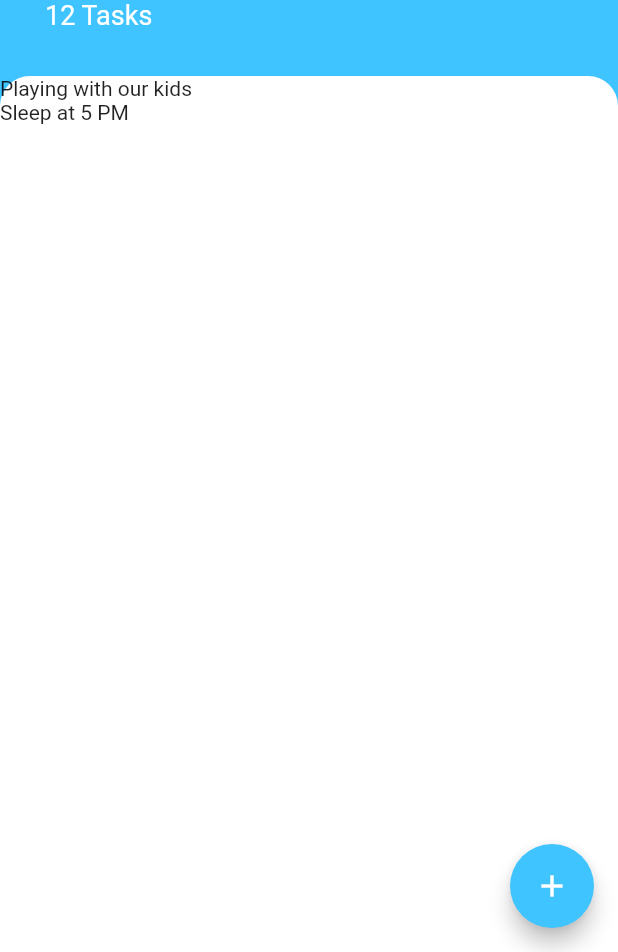
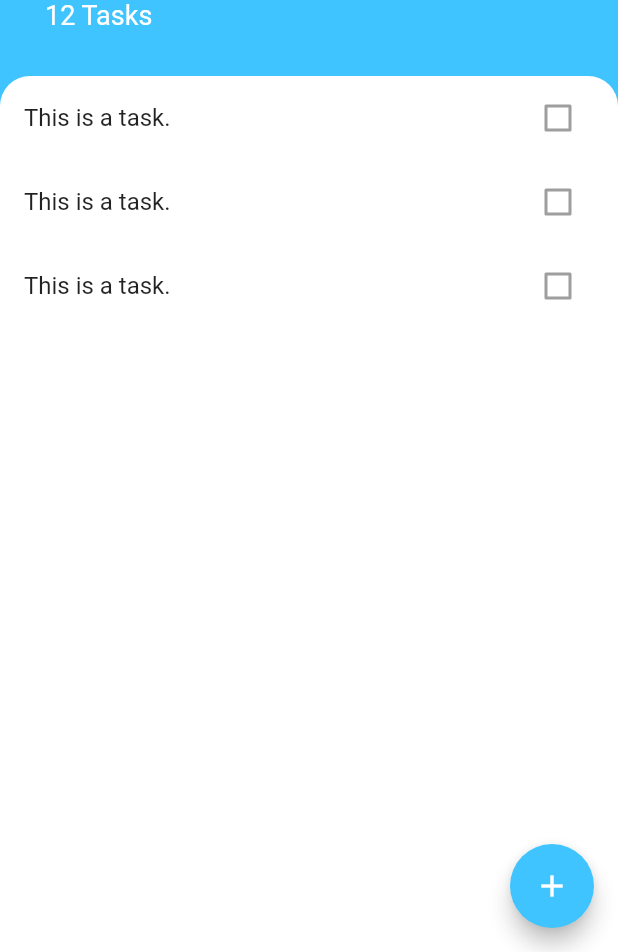
Before and after one commit to adityandar/todoey, a Flutter app: the screen it shows after launch, on a phone screen of 412 x 824 dp, the part 284-1236 px from its top. Run offline on Flutter 3.47's test engine with Material 2 defaults, Android fonts, the phone set to English and light mode, and no system bars.

Commit message:
refactoring listview for tasks list and task tile.

```diff
--- a/lib/screens/tasks_screen.dart
+++ b/lib/screens/tasks_screen.dart
@@ -1,4 +1,5 @@
 import 'package:flutter/material.dart';
+import 'package:todoey_flutter/widgets/tasks_list.dart';
 
 class TasksScreen extends StatelessWidget {
   @override
@@ -62,12 +63,7 @@ class TasksScreen extends StatelessWidget {
                   topRight: Radius.circular(20.0),
                 ),
               ),
-              child: ListView(
-                children: [
-                  Text('Playing with our kids'),
-                  Text('Sleep at 5 PM'),
-                ],
-              ),
+              child: TasksList(),
             ),
           ),
         ],
--- /dev/null
+++ b/lib/widgets/task_tile.dart
@@ -0,0 +1,13 @@
+import 'package:flutter/material.dart';
+
+class TaskTile extends StatelessWidget {
+  @override
+  Widget build(BuildContext context) {
+    return ListTile(
+      title: Text('This is a task.'),
+      trailing: Checkbox(
+        value: false,
+      ),
+    );
+  }
+}
--- /dev/null
+++ b/lib/widgets/tasks_list.dart
@@ -0,0 +1,15 @@
+import 'package:flutter/material.dart';
+import 'package:todoey_flutter/widgets/task_tile.dart';
+
+class TasksList extends StatelessWidget {
+  @override
+  Widget build(BuildContext context) {
+    return ListView(
+      children: [
+        TaskTile(),
+        TaskTile(),
+        TaskTile(),
+      ],
+    );
+  }
+}
```
